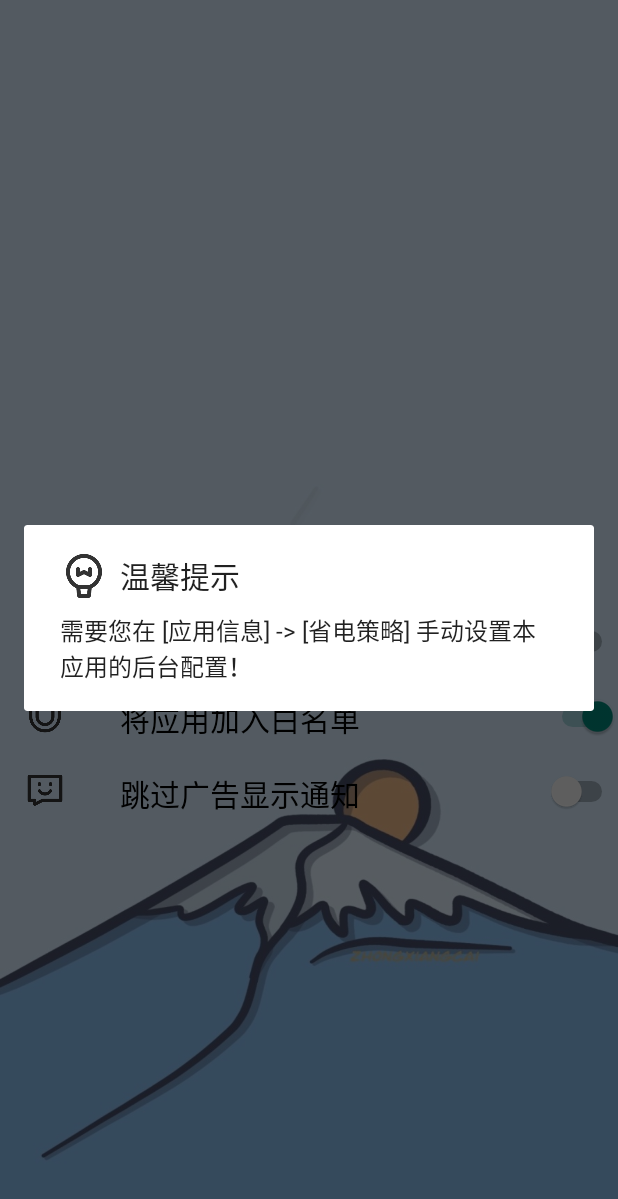
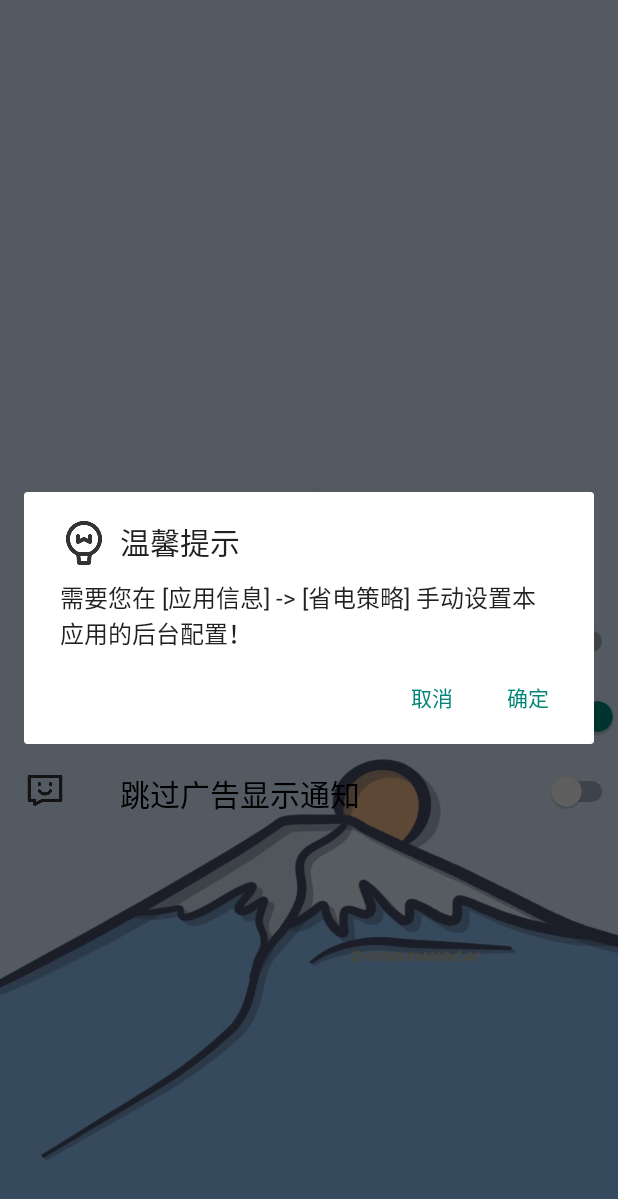
Before and after one commit to KonghuanSmart/SkipAds, an Android app: the SettingActivity screen opened directly, with no data from a screen before it, after a tap on "将应用加入白名单", on a phone screen of 412 x 824 dp. Shown: the top 1199 px of the screen. Run offline under Robolectric (Android 15) with nearby library versions, the phone set to English and light mode, and no system bars; 1 other tap on this screen came first.

Commit message:
修复无法在任务列表动态显示或隐藏进程 增加前台服务保证应用不被系统kill 增加打开服务提示

```diff
--- a/app/src/main/AndroidManifest.xml
+++ b/app/src/main/AndroidManifest.xml
@@ -4,6 +4,7 @@
     package="com.konghuan.skipads">
 
     <uses-permission android:name="android.permission.REQUEST_IGNORE_BATTERY_OPTIMIZATIONS" />
+    <uses-permission android:name="android.permission.FOREGROUND_SERVICE" />
     <uses-permission
         android:name="android.permission.QUERY_ALL_PACKAGES"
         tools:ignore="QueryAllPackagesPermission" />
@@ -17,6 +18,10 @@
         android:theme="@style/Theme.SkipAds">
         <activity android:name=".activities.LocalAppListActivity" />
         <activity android:name=".activities.AppInformationActivity" />
+
+        <service android:name=".service.KeepAliveService"
+            android:enabled="true"
+            android:foregroundServiceType="location" />
 
         <service
             android:name=".service.SkipAdsService"
--- a/app/src/main/java/com/konghuan/skipads/activities/SettingActivity.java
+++ b/app/src/main/java/com/konghuan/skipads/activities/SettingActivity.java
@@ -2,8 +2,9 @@ package com.konghuan.skipads.activities;
 
 import android.annotation.SuppressLint;
 import android.app.Activity;
-import android.app.AlertDialog;
+import android.app.ActivityManager;
 import android.content.Context;
+import android.content.DialogInterface;
 import android.content.Intent;
 import android.content.SharedPreferences;
 import android.graphics.Color;
@@ -12,6 +13,7 @@ import android.os.Build;
 import android.os.Bundle;
 import android.os.PowerManager;
 import android.provider.Settings;
+import android.util.Log;
 import android.view.View;
 import android.view.WindowManager;
 import android.widget.Switch;
@@ -21,6 +23,9 @@ import androidx.annotation.RequiresApi;
 import com.konghuan.skipads.Constants;
 import com.konghuan.skipads.R;
 import com.konghuan.skipads.service.SkipAdsService;
+
+import java.util.Iterator;
+import java.util.List;
 
 
 public class SettingActivity extends Activity implements View.OnClickListener {
@@ -57,7 +62,15 @@ public class SettingActivity extends Activity implements View.OnClickListener {
         showSkipToast.setOnClickListener(this);
 
         SharedPreferences sharedPreferences = getSharedPreferences();
-        hideMe.setChecked(sharedPreferences.getBoolean("hide_me", true));
+        boolean hide_me = sharedPreferences.getBoolean("hide_me", true);
+        hideMe.setChecked(hide_me);
+        ActivityManager manager = (ActivityManager) getSystemService(Context.ACTIVITY_SERVICE);
+        List<ActivityManager.AppTask> appTasks = manager.getAppTasks();
+        Iterator<ActivityManager.AppTask> iterator = appTasks.iterator();
+        if (iterator.hasNext()){
+            ActivityManager.AppTask appTask = iterator.next();
+            appTask.setExcludeFromRecents(hide_me);
+        }
         showSkipToast.setChecked(sharedPreferences.getBoolean("show_skip_toast", false));
 
     }
@@ -72,6 +85,13 @@ public class SettingActivity extends Activity implements View.OnClickListener {
             }
             SharedPreferences sharedPreferences = getSharedPreferences();
             boolean hide_me = sharedPreferences.getBoolean("hide_me", true);
+            ActivityManager manager = (ActivityManager) getSystemService(Context.ACTIVITY_SERVICE);
+            List<ActivityManager.AppTask> appTasks = manager.getAppTasks();
+            Iterator<ActivityManager.AppTask> iterator = appTasks.iterator();
+            if (iterator.hasNext()){
+                ActivityManager.AppTask appTask = iterator.next();
+                appTask.setExcludeFromRecents(hide_me);
+            }
             hideMe.setChecked(hide_me);
         }
     }
@@ -125,18 +145,29 @@ public class SettingActivity extends Activity implements View.OnClickListener {
             intent.setData(Uri.parse("package:" + getPackageName()));
             startActivity(intent);
         } catch (Exception e) {
-            e.printStackTrace();
+            Log.d(TAG, "requestIgnoreBatteryOptimizations: "+e.getMessage());
         }
     }
 
     @RequiresApi(api = Build.VERSION_CODES.M)
     private void protectMeFromPowerManager(){
-        AlertDialog.Builder dialog = new AlertDialog.Builder(this);
-        dialog.setIcon(R.drawable.tips)
-                .setTitle("温馨提示")
-                .setMessage("需要您在 [应用信息] -> [省电策略] 手动设置本应用的后台配置！")
-                .setOnCancelListener(dialogInterface -> requestIgnoreBatteryOptimizations())
-                .show();
+        androidx.appcompat.app.AlertDialog alertDialog = new androidx.appcompat.app.AlertDialog.Builder(SettingActivity.this).create();
+        alertDialog.setIcon(R.drawable.tips);
+        alertDialog.setTitle("温馨提示");
+        alertDialog.setMessage("需要您在 [应用信息] -> [省电策略] 手动设置本应用的后台配置！");
+        alertDialog.setButton(DialogInterface.BUTTON_POSITIVE, "确定", new DialogInterface.OnClickListener() {
+            @Override
+            public void onClick(DialogInterface dialog, int which) {
+                requestIgnoreBatteryOptimizations();
+            }
+        });
+        alertDialog.setButton(DialogInterface.BUTTON_NEGATIVE,"取消", new DialogInterface.OnClickListener() {
+            @Override
+            public void onClick(DialogInterface dialog, int which) {
+                Log.d(TAG, "onClick: 取消");
+            }
+        });
+        alertDialog.show();
     }
 
     @SuppressLint("NonConstantResourceId")
@@ -146,6 +177,7 @@ public class SettingActivity extends Activity implements View.OnClickListener {
         switch (v.getId()){
             case R.id.hide_me_switch:
                 hideApplicationFromTaskList();
+                onResume();
                 break;
             case R.id.protect_me_switch:
                 protectMeFromPowerManager();
```
Also changed, not shown: app/src/main/java/com/konghuan/skipads/activities/MainActivity.java (+26 -1 lines), app/src/main/java/com/konghuan/skipads/activities/SplashActivity.java (+11 -1 lines), app/src/main/java/com/konghuan/skipads/service/KeepAliveService.java (added, +80 -0 lines).
